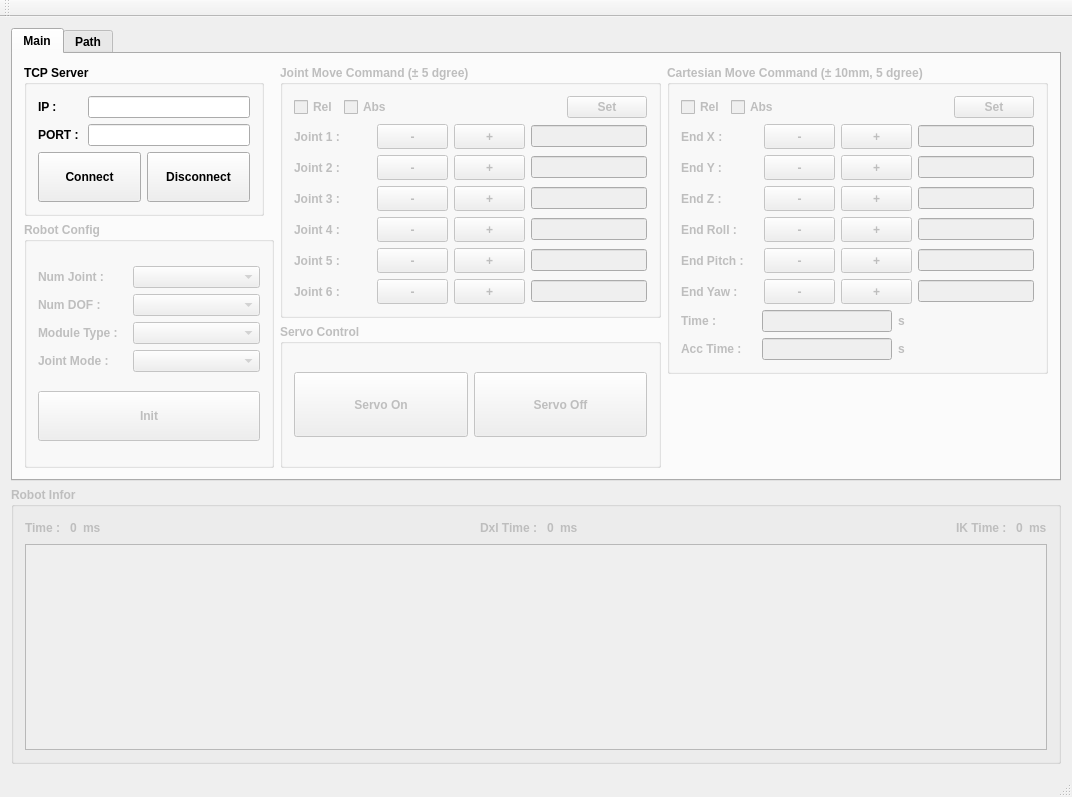
This is RobotControllerUI/MainWindow/mainwindow.ui in hajunsong/Controller as Qt 5 draws it before an edit. The edited form follows.
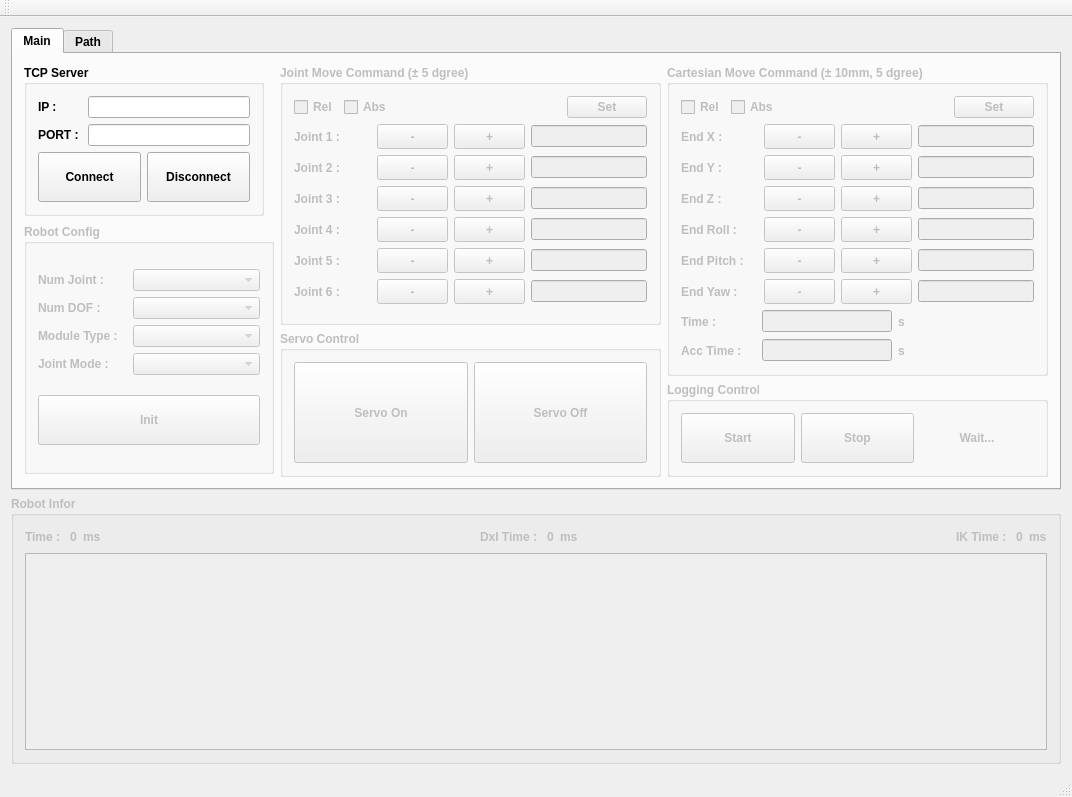
This is the edited form. The open tabs and pages were chosen to show the change.

Diff of the .ui file:
```diff
--- a/RobotControllerUI/MainWindow/mainwindow.ui
+++ b/RobotControllerUI/MainWindow/mainwindow.ui
@@ -174,7 +174,7 @@
        <attribute name="title">
         <string>Main</string>
        </attribute>
-       <layout class="QGridLayout" name="gridLayout_10">
+       <layout class="QGridLayout" name="gridLayout_11">
         <item row="0" column="0">
          <widget class="QGroupBox" name="groupBox">
           <property name="minimumSize">
@@ -285,7 +285,7 @@
           <property name="minimumSize">
            <size>
             <width>350</width>
-            <height>0</height>
+            <height>260</height>
            </size>
           </property>
           <property name="maximumSize">
@@ -1534,6 +1534,12 @@
           <layout class="QGridLayout" name="gridLayout_4">
            <item row="0" column="0">
             <widget class="QPushButton" name="btnServoOn">
+             <property name="sizePolicy">
+              <sizepolicy hsizetype="Preferred" vsizetype="Preferred">
+               <horstretch>0</horstretch>
+               <verstretch>0</verstretch>
+              </sizepolicy>
+             </property>
              <property name="minimumSize">
               <size>
                <width>100</width>
@@ -1547,6 +1553,12 @@
            </item>
            <item row="0" column="1">
             <widget class="QPushButton" name="btnServoOff">
+             <property name="sizePolicy">
+              <sizepolicy hsizetype="Preferred" vsizetype="Preferred">
+               <horstretch>0</horstretch>
+               <verstretch>0</verstretch>
+              </sizepolicy>
+             </property>
              <property name="minimumSize">
               <size>
                <width>100</width>
@@ -1562,17 +1574,64 @@
          </widget>
         </item>
         <item row="3" column="2">
-         <spacer name="verticalSpacer">
-          <property name="orientation">
-           <enum>Qt::Vertical</enum>
+         <widget class="QGroupBox" name="gbLoggingControl">
+          <property name="enabled">
+           <bool>false</bool>
           </property>
-          <property name="sizeHint" stdset="0">
+          <property name="minimumSize">
            <size>
-            <width>20</width>
-            <height>46</height>
+            <width>0</width>
+            <height>95</height>
            </size>
           </property>
-         </spacer>
+          <property name="maximumSize">
+           <size>
+            <width>16777215</width>
+            <height>100</height>
+           </size>
+          </property>
+          <property name="title">
+           <string>Logging Control</string>
+          </property>
+          <layout class="QGridLayout" name="gridLayout_10">
+           <item row="0" column="0">
+            <widget class="QPushButton" name="btnLoggingStart">
+             <property name="sizePolicy">
+              <sizepolicy hsizetype="Minimum" vsizetype="Preferred">
+               <horstretch>0</horstretch>
+               <verstretch>0</verstretch>
+              </sizepolicy>
+             </property>
+             <property name="text">
+              <string>Start</string>
+             </property>
+            </widget>
+           </item>
+           <item row="0" column="1">
+            <widget class="QPushButton" name="btnLoggingStop">
+             <property name="sizePolicy">
+              <sizepolicy hsizetype="Minimum" vsizetype="Preferred">
+               <horstretch>0</horstretch>
+               <verstretch>0</verstretch>
+              </sizepolicy>
+             </property>
+             <property name="text">
+              <string>Stop</string>
+             </property>
+            </widget>
+           </item>
+           <item row="0" column="2">
+            <widget class="QLabel" name="txtLoggingState">
+             <property name="text">
+              <string>Wait...</string>
+             </property>
+             <property name="alignment">
+              <set>Qt::AlignCenter</set>
+             </property>
+            </widget>
+           </item>
+          </layout>
+         </widget>
         </item>
        </layout>
       </widget>
```
Left out of the diff: 2 changed lines with no effect on the pictures.
